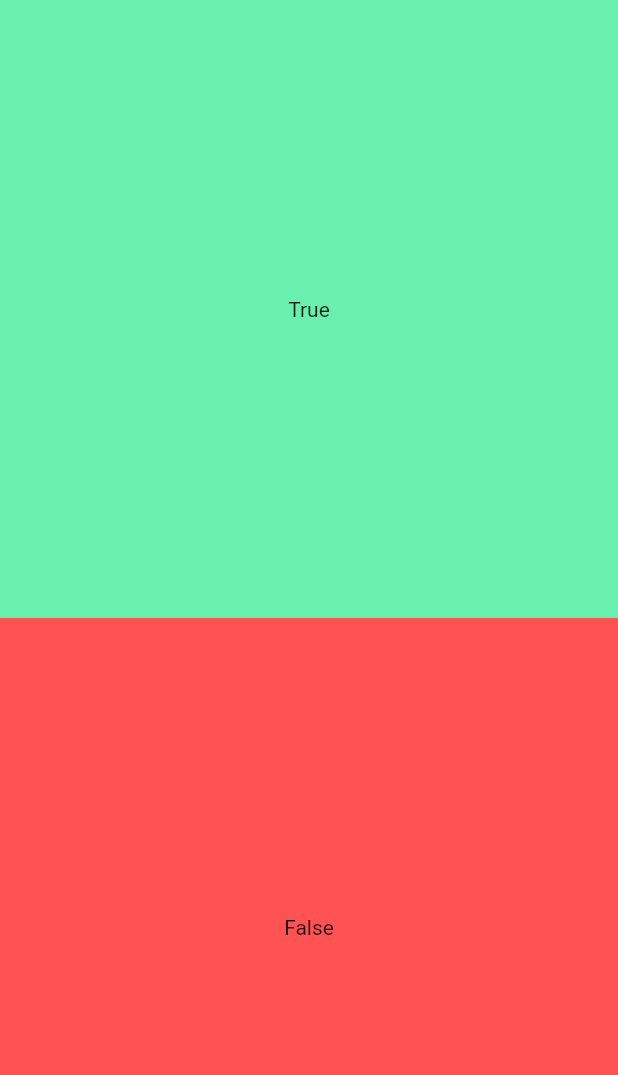
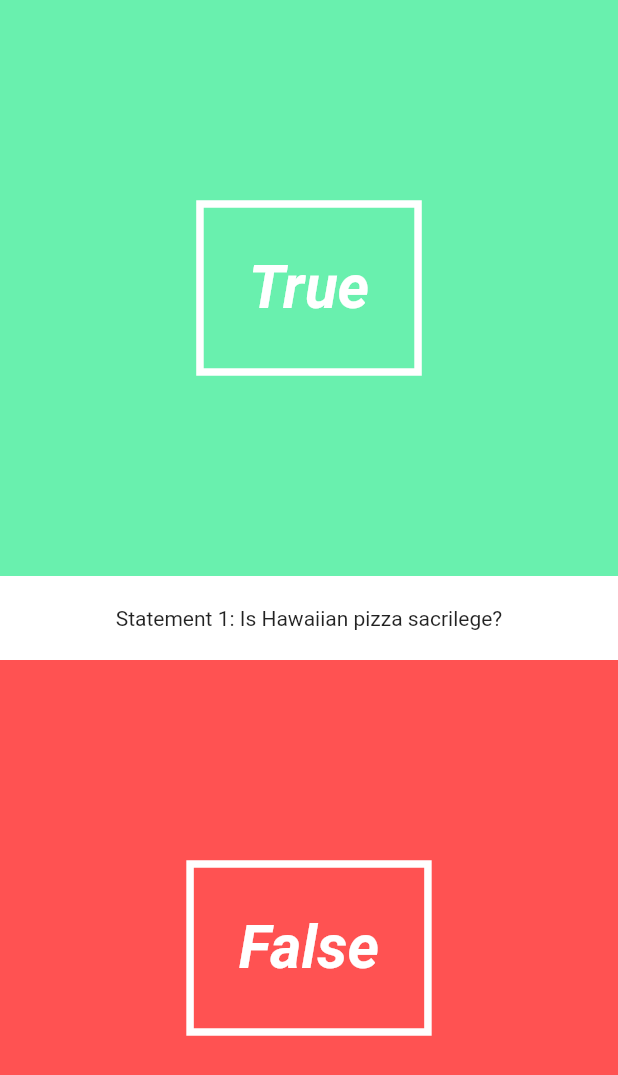
Before and after one commit to ragyepong/First_Flutter_App, a Flutter app: the screen it shows after launch, on a phone screen of 412 x 824 dp. Shown: the top 1075 px of the screen. Run offline on Flutter 3.47's test engine with Material 2 defaults, Android fonts, the phone set to English and light mode, and no system bars.

Commit message:
Created Question and Answer Classes
increased the modularity of questions and answers

```diff
--- /dev/null
+++ b/lib/UI/answer_button.dart
@@ -0,0 +1,29 @@
+import 'package:flutter/material.dart';
+
+class AnswerButton extends StatelessWidget {
+  final bool _answer;
+
+  AnswerButton(this._answer);
+
+  @override
+  Widget build(BuildContext context) {
+    return new Expanded( // True Button
+        child: new Material(
+          color: _answer == true ? Colors.greenAccent:Colors.redAccent,
+          child: new InkWell(
+            onTap: () => _answer == true ? print("You answered true") : print("You answered false"),
+            child: new Center(
+              child: new Container(
+                padding: new EdgeInsets.all(30.0),
+                decoration: new BoxDecoration(
+                  border: new Border.all(color: Colors.white, width: 5.0),
+                ),
+                child: new Text(_answer == true ? "True" : "False",
+                style: new TextStyle(color: Colors.white, fontSize: 40.0, fontWeight: FontWeight.bold, fontStyle: FontStyle.italic )),
+              ),
+            ),
+          ),
+        )
+    );
+  }
+}
--- /dev/null
+++ b/lib/UI/question_text.dart
@@ -0,0 +1,31 @@
+import 'package:flutter/material.dart';
+
+class QuestionText extends StatefulWidget{
+
+  final String _question;
+  final int _questionNumber;
+
+  QuestionText(this._question, this._questionNumber);
+
+  @override
+  State createState() => new QuestionTextState();
+}
+
+class QuestionTextState extends State<QuestionText> with SingleTickerProviderStateMixin{
+
+  Animation<double> _fontSizeAnimation;
+  AnimationController _fontSizeAnimationController;
+
+  @override
+  Widget build(BuildContext context) {
+    return new Material(
+      color: Colors.white,
+      child: new Padding(
+        padding: new EdgeInsets.symmetric(vertical: 20.0),
+        child: new Center(
+          child: new Text("Statement " + widget._questionNumber.toString() + ": " + widget._question),
+        )
+      ),
+    );
+  }
+}
--- a/lib/pages/quiz_page.dart
+++ b/lib/pages/quiz_page.dart
@@ -2,6 +2,8 @@ import 'package:flutter/material.dart';
 
 import '../utils/question.dart';
 import '../utils/quiz.dart';
+import '../UI/answer_button.dart';
+import '../UI/question_text.dart';
 
 class QuizPage extends StatefulWidget{
   @override
@@ -15,32 +17,9 @@ class QuizPageState extends State<QuizPage>{
       children: <Widget>[
         new Column(
           children: <Widget>[
-            new Expanded( // True Button
-                child: new Material(
-                  color: Colors.greenAccent,
-                  child: new InkWell(
-                    onTap: () => print("You answered true"),
-                    child: new Center(
-                      child: new Container(
-                        child: new Text("True"),
-                      ),
-                    ),
-                  ),
-                )
-            ),
-            new Expanded( // False Button
-                child: new Material(
-                  color: Colors.redAccent,
-                  child: new InkWell(
-                    onTap: () => print("You answered false"),
-                    child: new Center(
-                      child: new Container(
-                        child: new Text("False"),
-                      ),
-                    ),
-                  ),
-                )
-            )
+            new AnswerButton(true),
+            new QuestionText("Is Hawaiian pizza sacrilege?", 1),
+            new AnswerButton(false)
           ],
         )
       ]
```
